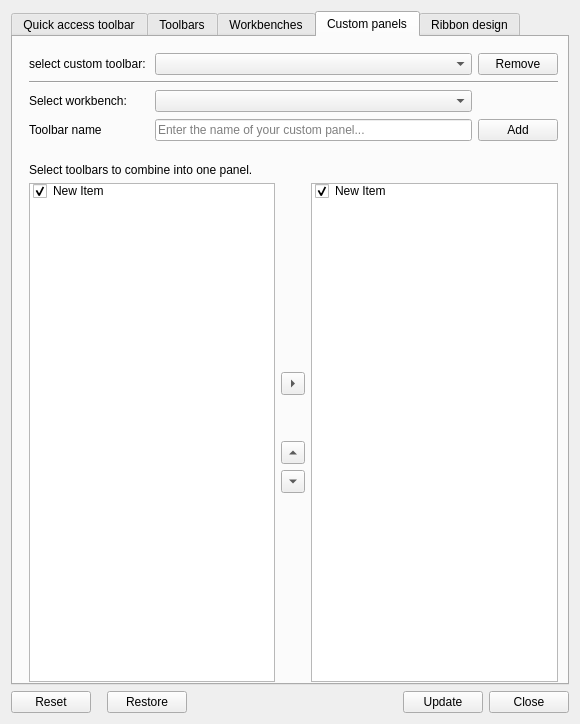
This is Resources/ui/Design.ui in geolta/FreeCAD-Ribbon as Qt 5 draws it before an edit. The edited form follows.
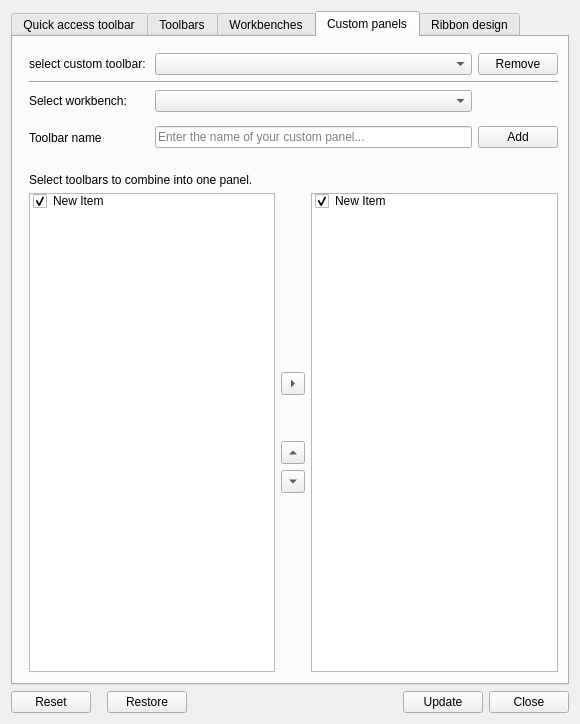
This is the edited form.

Commit message: Added the function to add a custom panel to the json file

```diff
--- a/Resources/ui/Design.ui
+++ b/Resources/ui/Design.ui
@@ -600,7 +600,7 @@
          <x>10</x>
          <y>10</y>
          <width>541</width>
-         <height>101</height>
+         <height>116</height>
         </rect>
        </property>
        <layout class="QGridLayout" name="gridLayout_8">
@@ -766,9 +766,9 @@
        <property name="geometry">
         <rect>
          <x>10</x>
-         <y>120</y>
+         <y>130</y>
          <width>541</width>
-         <height>531</height>
+         <height>511</height>
         </rect>
        </property>
        <layout class="QGridLayout" name="gridLayout_9">
@@ -893,8 +893,11 @@
           <property name="movement">
            <enum>QListView::Free</enum>
           </property>
+          <property name="viewMode">
+           <enum>QListView::ListMode</enum>
+          </property>
           <property name="sortingEnabled">
-           <bool>true</bool>
+           <bool>false</bool>
           </property>
           <item>
            <property name="text">
```
Left out of the diff: 21 changed lines with no effect on the pictures. The commit also changes 2 other files.
